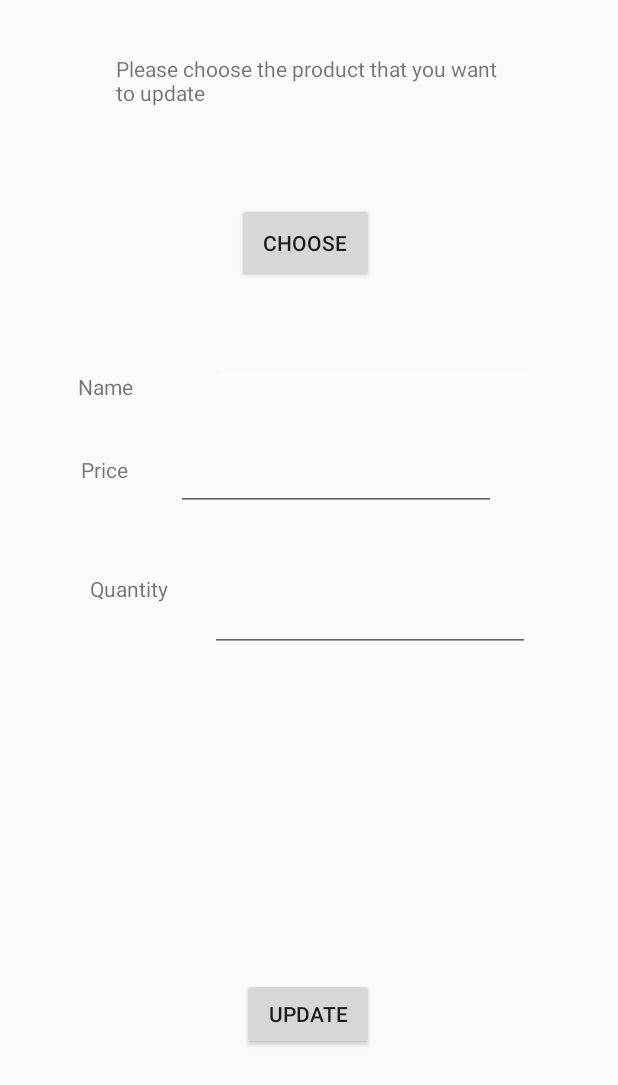
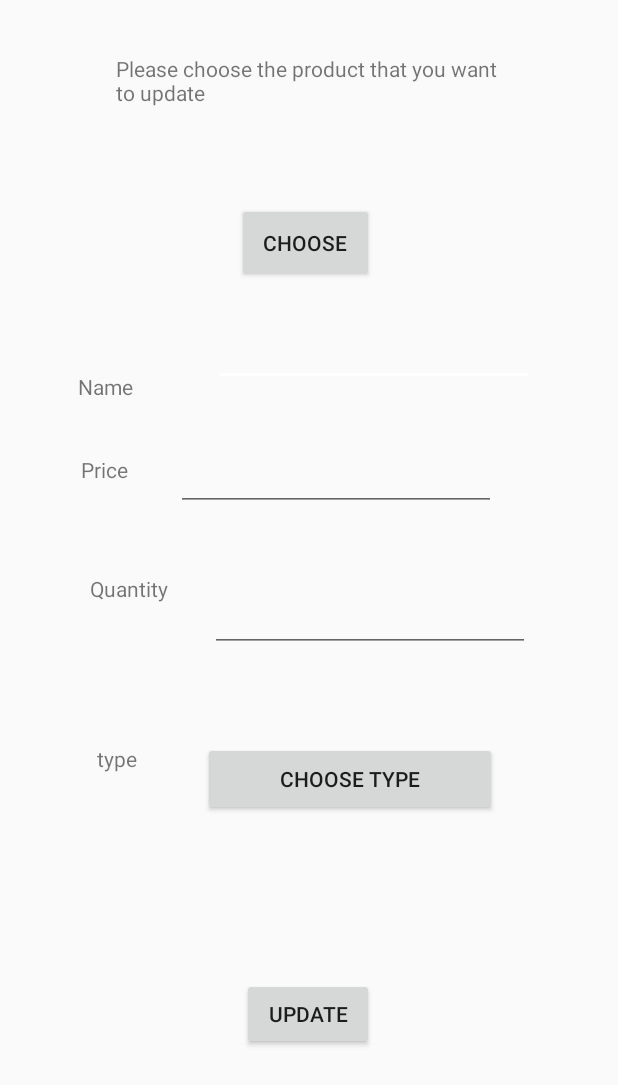
Before and after one commit to orelrahum/Coffee-N-Go, an Android app: the UpdateProductDetails screen opened directly, with no data from a screen before it, on a phone screen of 412 x 824 dp. Shown: the top 1085 px of the screen. Run offline under Robolectric (Android 15) with nearby library versions, the phone set to English and light mode, and no system bars; our stand-ins replace Firebase (no records; nobody signed in at launch, a user with empty details on screens opened directly).

Commit message:
added enum type

```diff
--- a/app/src/main/java/com/example/coffee_n_go/CustomerActivity.java
+++ b/app/src/main/java/com/example/coffee_n_go/CustomerActivity.java
@@ -163,7 +163,7 @@ public class CustomerActivity extends AppCompatActivity {
                             String Pid = p.getId();
                             int Pquant = p.getStocks() - 1;
                             double Pprice = p.getPrice();
-                            p = new Product(Pid, Pname, Pprice, Pquant);
+                            p = new Product(Pid, Pname, Pprice, Pquant,p.getType());
                             RootRef.child(Pid).setValue(p);
                         }
 
--- a/app/src/main/java/com/example/coffee_n_go/InsertNewProdActivity.java
+++ b/app/src/main/java/com/example/coffee_n_go/InsertNewProdActivity.java
@@ -30,6 +30,7 @@ public class InsertNewProdActivity extends AppCompatActivity {
     Button insert;
     List<Product> products = new ArrayList<>();
     Product p;
+    Button chooseType;
 
 
     @Override
@@ -40,6 +41,7 @@ public class InsertNewProdActivity extends AppCompatActivity {
         name=findViewById(R.id.InsProdNameEt);
         price=findViewById(R.id.InsProdPriceEt);
         quant=findViewById(R.id.InsProdQuanEt);
+        chooseType=findViewById(R.id.typesBtn);
         myDb=FirebaseDatabase.getInstance();
         myRef=myDb.getReference("Products");
         myRef.addValueEventListener(new ValueEventListener() {
@@ -63,7 +65,9 @@ public class InsertNewProdActivity extends AppCompatActivity {
                 String ProductPrice=price.getText().toString();
                 String ProductQuant=quant.getText().toString();
                 String ProductID=myRef.push().getKey();
-                Product p = new Product(ProductID,ProductName,Double.parseDouble(ProductPrice),Integer.parseInt(ProductQuant));
+                String type=chooseType.getText().toString();
+                Product.types Type=Product.types.valueOf(type);
+                Product p = new Product(ProductID,ProductName,Double.parseDouble(ProductPrice),Integer.parseInt(ProductQuant),Type);
                 if(products.contains(p.getName()))
                     Toast.makeText(InsertNewProdActivity.this,"This product is already in!!",Toast.LENGTH_LONG).show();
                 else
--- a/app/src/main/res/layout/activity_update_product_details.xml
+++ b/app/src/main/res/layout/activity_update_product_details.xml
@@ -112,9 +112,31 @@
         android:id="@+id/aboutToEndET"
         android:layout_width="277dp"
         android:layout_height="43dp"
-        android:layout_marginBottom="236dp"
+        android:layout_marginBottom="216dp"
         app:layout_constraintBottom_toBottomOf="parent"
         app:layout_constraintEnd_toEndOf="parent"
-        app:layout_constraintHorizontal_bias="0.425"
+        app:layout_constraintHorizontal_bias="0.44"
+        app:layout_constraintStart_toStartOf="parent" />
+
+    <TextView
+        android:id="@+id/textView6"
+        android:layout_width="53dp"
+        android:layout_height="28dp"
+        android:layout_marginBottom="300dp"
+        android:text="type"
+        app:layout_constraintBottom_toBottomOf="parent"
+        app:layout_constraintEnd_toEndOf="parent"
+        app:layout_constraintHorizontal_bias="0.181"
+        app:layout_constraintStart_toStartOf="parent" />
+
+    <Button
+        android:id="@+id/UpdateProdChooseTypeBtn"
+        android:layout_width="196dp"
+        android:layout_height="49dp"
+        android:layout_marginBottom="280dp"
+        android:text="Choose type"
+        app:layout_constraintBottom_toBottomOf="parent"
+        app:layout_constraintEnd_toEndOf="parent"
+        app:layout_constraintHorizontal_bias="0.627"
         app:layout_constraintStart_toStartOf="parent" />
 </androidx.constraintlayout.widget.ConstraintLayout>
```
Also changed, not shown: app/src/main/java/com/example/coffee_n_go/Product.java (+10 -2 lines), app/src/main/java/com/example/coffee_n_go/UpdateProductDetails.java (+27 -2 lines), app/src/main/res/layout/activity_insert_new_prod.xml (+22 -0 lines).
